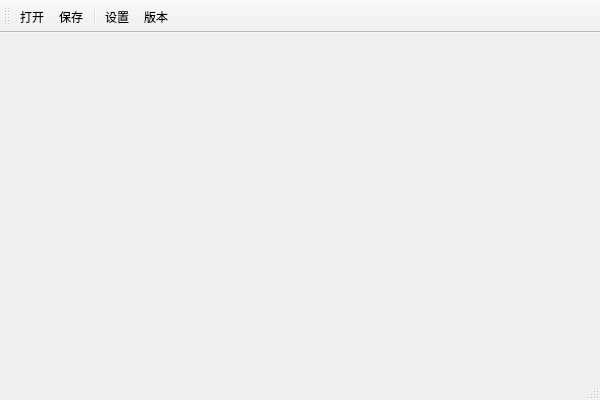
Old version of the form AngStrong/angstrong.ui in the repository 1500136508/AngStrong.
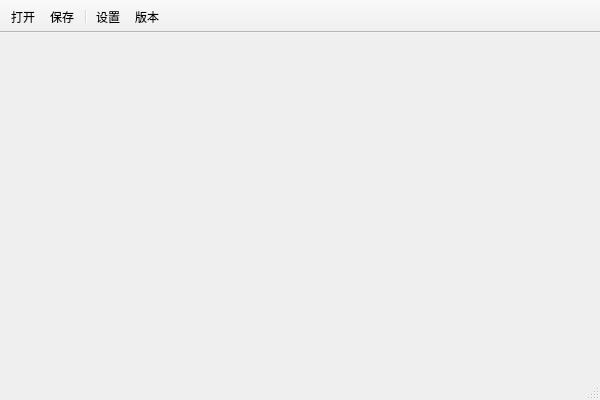
New version of the form. Icons and pictures are not drawn.

```diff
--- a/AngStrong/angstrong.ui
+++ b/AngStrong/angstrong.ui
@@ -25,6 +25,24 @@
    </property>
   </widget>
   <widget class="QToolBar" name="mainToolBar">
+   <property name="movable">
+    <bool>false</bool>
+   </property>
+   <property name="orientation">
+    <enum>Qt::Horizontal</enum>
+   </property>
+   <property name="iconSize">
+    <size>
+     <width>24</width>
+     <height>24</height>
+    </size>
+   </property>
+   <property name="toolButtonStyle">
+    <enum>Qt::ToolButtonIconOnly</enum>
+   </property>
+   <property name="floatable">
+    <bool>true</bool>
+   </property>
    <attribute name="toolBarArea">
     <enum>TopToolBarArea</enum>
    </attribute>
```
